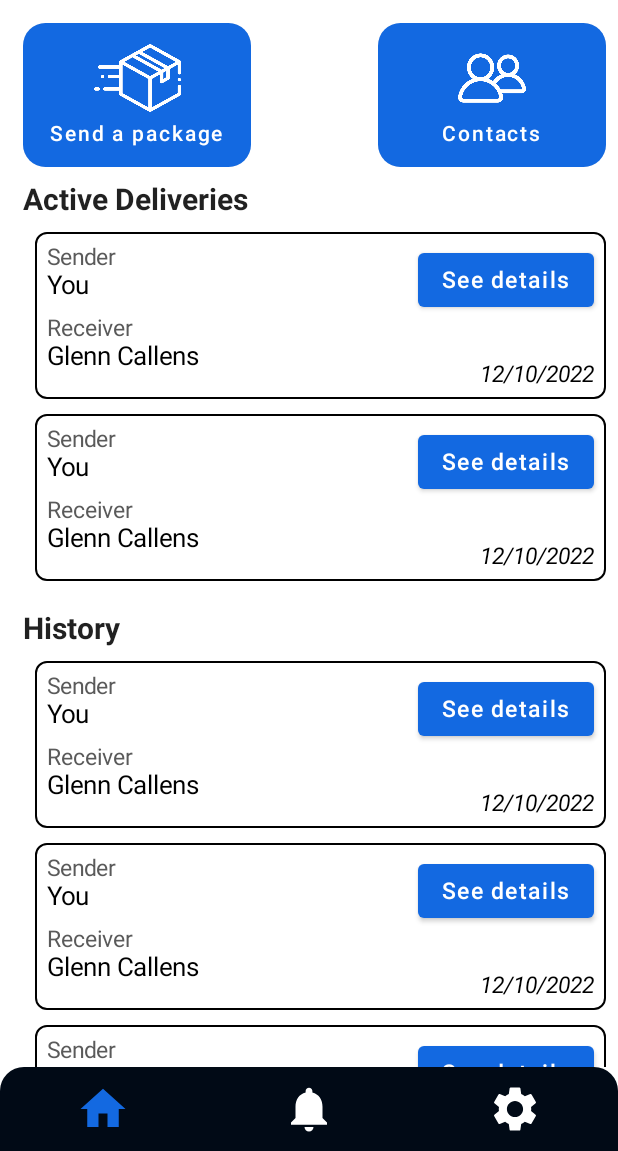
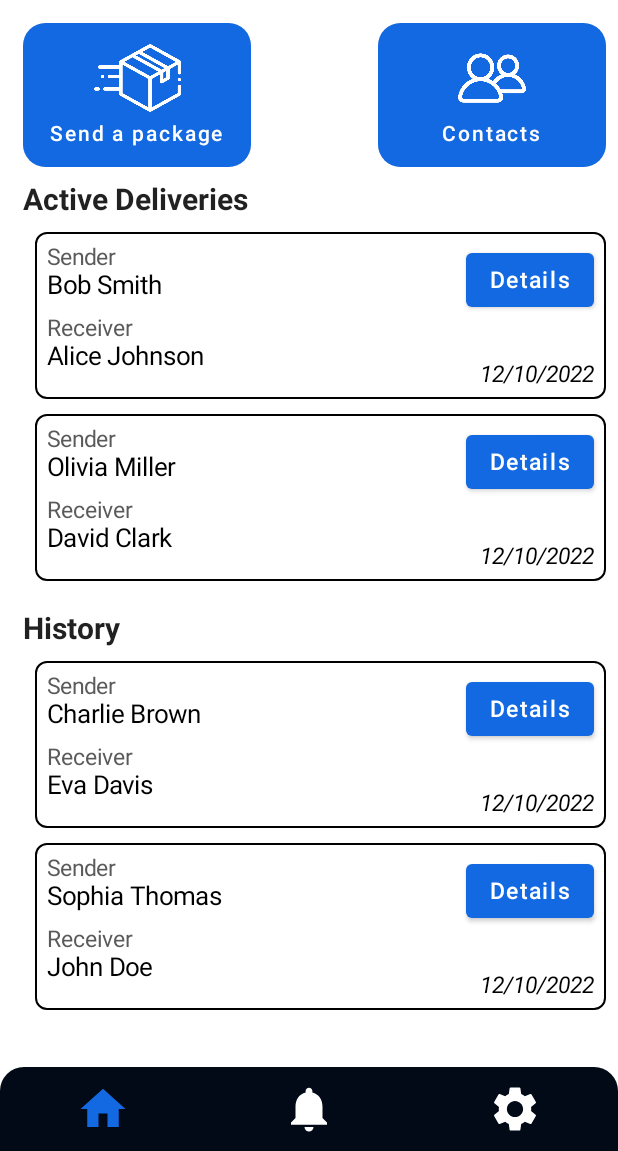
Before and after one commit to JarneLosschaert/DeliverMe-user, an Android app built with Jetpack Compose: the DeliverMeApp screen opened through its navigation route, on a phone screen of 412 x 824 dp, the part 85-1236 px from its top. Run offline under Robolectric (Android 15) with nearby library versions, the phone set to English and light mode, and no system bars.

Commit message:
added dummy packages + displayed

```diff
--- a/app/src/main/java/be/howest/jarnelosschaert/deliverme/logic/AppUiState.kt
+++ b/app/src/main/java/be/howest/jarnelosschaert/deliverme/logic/AppUiState.kt
@@ -8,14 +8,15 @@ import be.howest.jarnelosschaert.deliverme.logic.data.AddressScreenStatus
 import be.howest.jarnelosschaert.deliverme.logic.models.PackageSize
 import be.howest.jarnelosschaert.deliverme.logic.data.defaultAddress
 import be.howest.jarnelosschaert.deliverme.logic.data.defaultCustomer
+import be.howest.jarnelosschaert.deliverme.logic.data.defaultDelivery
 import be.howest.jarnelosschaert.deliverme.logic.models.Customer
+import be.howest.jarnelosschaert.deliverme.logic.models.Delivery
 
 class AppUiState : ViewModel() {
+    var activeDeliveries by mutableStateOf(emptyList<Delivery>())
+    var pastDeliveries by mutableStateOf(emptyList<Delivery>())
 
-    var contacts by mutableStateOf(emptyList<Customer>())
-    var contactsQuery by mutableStateOf("")
-
-    var contact by mutableStateOf(defaultCustomer)
+    var delivery by mutableStateOf(defaultDelivery)
 
     var senderAddress by mutableStateOf(defaultAddress)
     var receiver by mutableStateOf(defaultCustomer)
@@ -23,6 +24,11 @@ class AppUiState : ViewModel() {
     var packageSize by mutableStateOf(PackageSize.SMALL)
     var description by mutableStateOf("")
 
+    var contacts by mutableStateOf(emptyList<Customer>())
+    var contactsQuery by mutableStateOf("")
+
+    var contact by mutableStateOf(defaultCustomer)
+
     var addressScreenStatus by mutableStateOf(AddressScreenStatus.SENDER_ADDRESS)
     var addressErrors by mutableStateOf(emptyList<String>())
 }
--- a/app/src/main/java/be/howest/jarnelosschaert/deliverme/logic/controllers/AppController.kt
+++ b/app/src/main/java/be/howest/jarnelosschaert/deliverme/logic/controllers/AppController.kt
@@ -5,8 +5,11 @@ import be.howest.jarnelosschaert.deliverme.helpers.checkAddress
 import be.howest.jarnelosschaert.deliverme.logic.AppUiState
 import be.howest.jarnelosschaert.deliverme.logic.data.AddressScreenStatus
 import be.howest.jarnelosschaert.deliverme.logic.data.dummyContacts
+import be.howest.jarnelosschaert.deliverme.logic.data.dummyDeliveries
 import be.howest.jarnelosschaert.deliverme.logic.models.Customer
 import be.howest.jarnelosschaert.deliverme.logic.models.Address
+import be.howest.jarnelosschaert.deliverme.logic.models.Delivery
+import be.howest.jarnelosschaert.deliverme.logic.models.DeliveryState
 import be.howest.jarnelosschaert.deliverme.ui.BottomNavigationScreens
 import be.howest.jarnelosschaert.deliverme.ui.OtherScreens
 
@@ -17,10 +20,17 @@ class AppController(
     val uiState: AppUiState = AppUiState()
 
     init {
+        uiState.activeDeliveries = dummyDeliveries.filter { it.state == DeliveryState.ASSIGNED }
+        uiState.pastDeliveries = dummyDeliveries.filter { it.state == DeliveryState.DELIVERED }
         uiState.senderAddress = authController.uiState.customer.homeAddress
         uiState.contacts = dummyContacts
         uiState.receiver = dummyContacts[0]
         uiState.receiverAddress = dummyContacts[0].homeAddress
+    }
+
+    fun onDeliveryClicked(delivery : Delivery) {
+        uiState.delivery = delivery
+        navigateTo(OtherScreens.DeliveryDetails.route)
     }
 
     fun onSenderAddressChange() {
--- a/app/src/main/java/be/howest/jarnelosschaert/deliverme/logic/data/DefaultData.kt
+++ b/app/src/main/java/be/howest/jarnelosschaert/deliverme/logic/data/DefaultData.kt
@@ -1,9 +1,9 @@
 package be.howest.jarnelosschaert.deliverme.logic.data
 
-import be.howest.jarnelosschaert.deliverme.logic.models.Customer
-import be.howest.jarnelosschaert.deliverme.logic.models.Address
-import be.howest.jarnelosschaert.deliverme.logic.models.Person
+import be.howest.jarnelosschaert.deliverme.logic.models.*
 
 val defaultPerson = Person(-1, "", "", "")
 val defaultAddress = Address(-1, "", "", "", "")
 val defaultCustomer = Customer(-1, defaultAddress, defaultPerson)
+val defaultPackage = Package(-1, defaultCustomer, defaultCustomer, defaultAddress, defaultAddress, PackageSize.SMALL, "", 0.0)
+val defaultDelivery = Delivery(-1, "", "", DeliveryState.FAILED, defaultPackage)
--- /dev/null
+++ b/app/src/main/java/be/howest/jarnelosschaert/deliverme/logic/data/DummyDeliveries.kt
@@ -0,0 +1,25 @@
+package be.howest.jarnelosschaert.deliverme.logic.data
+
+import be.howest.jarnelosschaert.deliverme.logic.models.Delivery
+import be.howest.jarnelosschaert.deliverme.logic.models.DeliveryState
+import be.howest.jarnelosschaert.deliverme.logic.models.Package
+import be.howest.jarnelosschaert.deliverme.logic.models.PackageSize
+
+val dummyDeliveries: List<Delivery> = dummyContacts.take(10).mapIndexed { index, contact ->
+    Delivery(
+        id = index + 1,
+        dateTimeArrived = "13:00",
+        dateTimeDeparted = "14:00",
+        state = DeliveryState.values()[index % DeliveryState.values().size],
+        packageInfo = Package(
+            id = index + 1,
+            sender = contact,
+            receiver = dummyContacts[(index + 1) % 10],
+            senderAddress = contact.homeAddress,
+            receiverAddress = dummyContacts[(index) % 10].homeAddress,
+            packageSize = PackageSize.values()[index % PackageSize.values().size],
+            description = "Package $index",
+            fee = 5.0 * (index + 1)
+        )
+    )
+}
--- a/app/src/main/java/be/howest/jarnelosschaert/deliverme/logic/models/Address.kt
+++ b/app/src/main/java/be/howest/jarnelosschaert/deliverme/logic/models/Address.kt
@@ -8,4 +8,6 @@
     @SerializedName("number") val number: String,
     @SerializedName("zip") val zip: String,
     @SerializedName("city") val city: String,
+
+    val toString: String = "$street $number, $zip $city"
 )
--- a/app/src/main/java/be/howest/jarnelosschaert/deliverme/logic/models/Person.kt
+++ b/app/src/main/java/be/howest/jarnelosschaert/deliverme/logic/models/Person.kt
@@ -6,5 +6,5 @@ data class Person(
     @SerializedName("id") val id: Int,
     @SerializedName("name") val name: String,
     @SerializedName("email") val email: String,
-    @SerializedName("phone") val phone: String
+    @SerializedName("phone") val phone: String // to string
 )
--- a/app/src/main/java/be/howest/jarnelosschaert/deliverme/ui/DeliverMeApp.kt
+++ b/app/src/main/java/be/howest/jarnelosschaert/deliverme/ui/DeliverMeApp.kt
@@ -34,7 +34,7 @@ sealed class OtherScreens(val route: String) {
     object Contacts : OtherScreens("contacts")
     object Contact : OtherScreens("contact")
     object Profile : OtherScreens("profile")
-    object PackageDetails : OtherScreens("packageDetails")
+    object DeliveryDetails : OtherScreens("deliveryDetails")
     object Address : OtherScreens("address")
     object Map : OtherScreens("map")
 }
@@ -79,15 +79,17 @@ private fun AuthScreenNavigationConfigurations(
     NavHost(navController, startDestination = BottomNavigationScreens.Home.route) {
         composable(BottomNavigationScreens.Home.route) {
             HomeScreen(modifier = modifier,
+                activeDeliveries = controller.uiState.activeDeliveries,
+                pastDeliveries = controller.uiState.pastDeliveries,
+                onDeliveryClick = { controller.onDeliveryClicked(it) },
                 navigateDeliver = { controller.navigateTo(OtherScreens.Deliver.route) },
                 navigateContacts = { controller.navigateTo(OtherScreens.Contacts.route) },
-                showPackageDetails = { controller.navigateTo(OtherScreens.PackageDetails.route) }
             )
             onNavigate(BottomNavigationScreens.Home.route)
         }
         composable(BottomNavigationScreens.Notifications.route) {
             NotificationsScreen(modifier = modifier,
-                showPackageDetails = { controller.navigateTo(OtherScreens.PackageDetails.route) }
+                showPackageDetails = { controller.navigateTo(OtherScreens.DeliveryDetails.route) }
             )
             onNavigate(BottomNavigationScreens.Notifications.route)
         }
@@ -142,12 +144,13 @@ private fun AuthScreenNavigationConfigurations(
                 deleteAccount = { authController.deleteAccount() }
             )
         }
-        composable(OtherScreens.PackageDetails.route) {
-            PackageDetailsScreen(modifier = modifier,
+        composable(OtherScreens.DeliveryDetails.route) {
+            DeliveryDetailsScreen(modifier = modifier,
+                delivery = controller.uiState.delivery,
                 onGoBack = { controller.goBack() },
                 navigateMap = { controller.navigateTo(OtherScreens.Map.route) }
             )
-            onNavigate(OtherScreens.PackageDetails.route)
+            onNavigate(OtherScreens.DeliveryDetails.route)
         }
         composable(OtherScreens.Address.route) {
             AddressScreen(modifier = modifier,
--- a/app/src/main/java/be/howest/jarnelosschaert/deliverme/ui/screens/ContactScreen.kt
+++ b/app/src/main/java/be/howest/jarnelosschaert/deliverme/ui/screens/ContactScreen.kt
@@ -30,7 +30,7 @@ fun ContactScreen(
                         content = showPhoneNumber(contact.person.phone)
                     )
                     ContentLabel(label = "Email", content = contact.person.email)
-                    ContentLabel(label = "Home address", content = showAddress(contact.homeAddress))
+                    ContentLabel(label = "Home address", content = contact.homeAddress.toString)
                 }
             })
         }
--- a/app/src/main/java/be/howest/jarnelosschaert/deliverme/ui/screens/ContactsScreen.kt
+++ b/app/src/main/java/be/howest/jarnelosschaert/deliverme/ui/screens/ContactsScreen.kt
@@ -114,7 +114,7 @@ fun Contact(
 
         Info(text = contact.person.email, isEmail = true)
         Info(text = showPhoneNumber(contact.person.phone), isPhone = true)
-        Info(text = showAddress(contact.homeAddress))
+        Info(text = contact.homeAddress.toString)
     }
     Spacer(modifier = Modifier.height(10.dp))
 }
--- a/app/src/main/java/be/howest/jarnelosschaert/deliverme/ui/screens/DeliverScreen.kt
+++ b/app/src/main/java/be/howest/jarnelosschaert/deliverme/ui/screens/DeliverScreen.kt
@@ -83,7 +83,7 @@ fun DeliverScreenContent(
             SubTitle(text = "Delivery details")
             ChooseAddressLabel(
                 label = "Address (sender)",
-                address = showAddress(senderAddress),
+                address = senderAddress.toString,
                 onAddressChange = onSenderAddressChange
             )
             DropDownContacts(
@@ -94,7 +94,7 @@ fun DeliverScreenContent(
             )
             ChooseAddressLabel(
                 label = "Address (receiver)",
-                address = showAddress(receiverAddress),
+                address = receiverAddress.toString,
                 onAddressChange = onReceiverAddressChange
             )
             DropDownPackageSize(
--- a/app/src/main/java/be/howest/jarnelosschaert/deliverme/ui/screens/HomeScreen.kt
+++ b/app/src/main/java/be/howest/jarnelosschaert/deliverme/ui/screens/HomeScreen.kt
@@ -18,14 +18,17 @@ import androidx.compose.ui.res.painterResource
 import androidx.compose.ui.unit.dp
 import androidx.compose.ui.unit.sp
 import be.howest.jarnelosschaert.deliverme.R
+import be.howest.jarnelosschaert.deliverme.logic.models.Delivery
 import be.howest.jarnelosschaert.deliverme.ui.helpers.components.*
 
 @Composable
 fun HomeScreen(
     modifier: Modifier = Modifier,
+    activeDeliveries: List<Delivery>,
+    pastDeliveries: List<Delivery>,
+    onDeliveryClick: (Delivery) -> Unit,
     navigateDeliver: () -> Unit,
     navigateContacts: () -> Unit,
-    showPackageDetails: () -> Unit
 ) {
     Box(modifier = modifier.fillMaxWidth()) {
         Column {
@@ -34,13 +37,19 @@ fun HomeScreen(
             LazyColumn(content = {
                 item {
                     SubTitle(text = "Active Deliveries")
-                    Delivery(showPackageDetails = showPackageDetails)
-                    Delivery(showPackageDetails = showPackageDetails)
+                    for (delivery in activeDeliveries) {
+                        Delivery(
+                            delivery = delivery,
+                            onDeliveryClick = onDeliveryClick
+                        )
+                    }
                     SubTitle(text = "History")
-                    Delivery(showPackageDetails = showPackageDetails)
-                    Delivery(showPackageDetails = showPackageDetails)
-                    Delivery(showPackageDetails = showPackageDetails)
-                    Delivery(showPackageDetails = showPackageDetails)
+                    for (delivery in pastDeliveries) {
+                        Delivery(
+                            delivery = delivery,
+                            onDeliveryClick = onDeliveryClick
+                        )
+                    }
                 }
             })
         }
@@ -103,7 +112,8 @@ fun HomeButton(
 @Composable
 fun Delivery(
     modifier: Modifier = Modifier,
-    showPackageDetails: () -> Unit
+    delivery: Delivery,
+    onDeliveryClick: (Delivery) -> Unit,
 ) {
     Box(
         modifier = modifier
@@ -120,17 +130,17 @@ fun Delivery(
         ) {
             Column {
                 Label(text = "Sender")
-                Content(text = "You")
+                Content(text = delivery.packageInfo.sender.person.name)
                 Spacer(modifier = Modifier.height(10.dp))
                 Label(text = "Receiver")
-                Content(text = "Glenn Callens")
+                Content(text = delivery.packageInfo.receiver.person.name)
             }
             Column(
                 modifier = Modifier.fillMaxHeight(),
                 verticalArrangement = Arrangement.SpaceBetween,
                 horizontalAlignment = Alignment.End
             ) {
-                GeneralButton(onClick = showPackageDetails)
+                GeneralButton(text = "Details", onClick = { onDeliveryClick(delivery) })
                 DateDetails(text = "12/10/2022")
             }
         }
--- a/app/src/main/java/be/howest/jarnelosschaert/deliverme/ui/screens/settingPages/ProfileScreen.kt
+++ b/app/src/main/java/be/howest/jarnelosschaert/deliverme/ui/screens/settingPages/ProfileScreen.kt
@@ -181,7 +181,7 @@ fun Profile(
             onConfirm = {}
         ))
     EditableContentLabel(label = "Home address",
-        text = showAddress(customer.homeAddress),
+        text = customer.homeAddress.toString,
         onEdit = onChoiceEdit,
         popupContent = PopupContent(
             title = "Change home address",
```
Also changed, not shown: app/src/main/java/be/howest/jarnelosschaert/deliverme/logic/data/DummyPackages.kt (deleted, +0 -17 lines), app/src/main/java/be/howest/jarnelosschaert/deliverme/ui/screens/PackageDetailsScreen.kt (+12 -13 lines).
